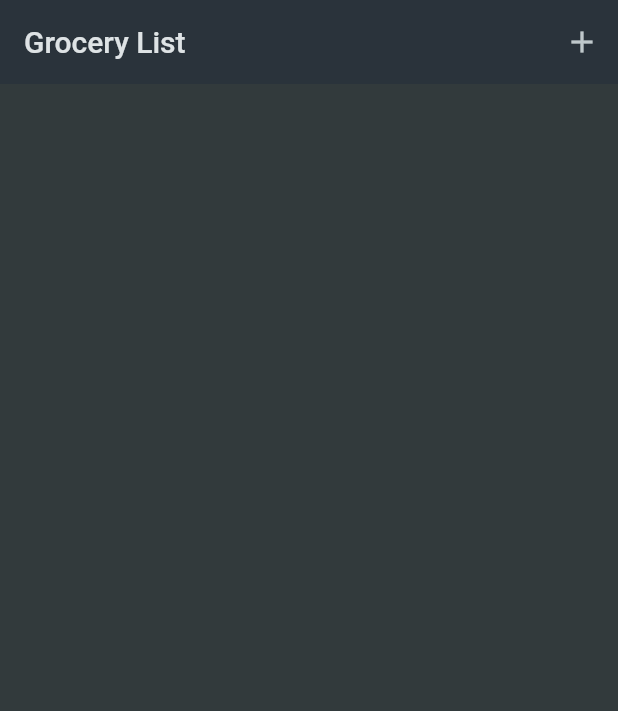
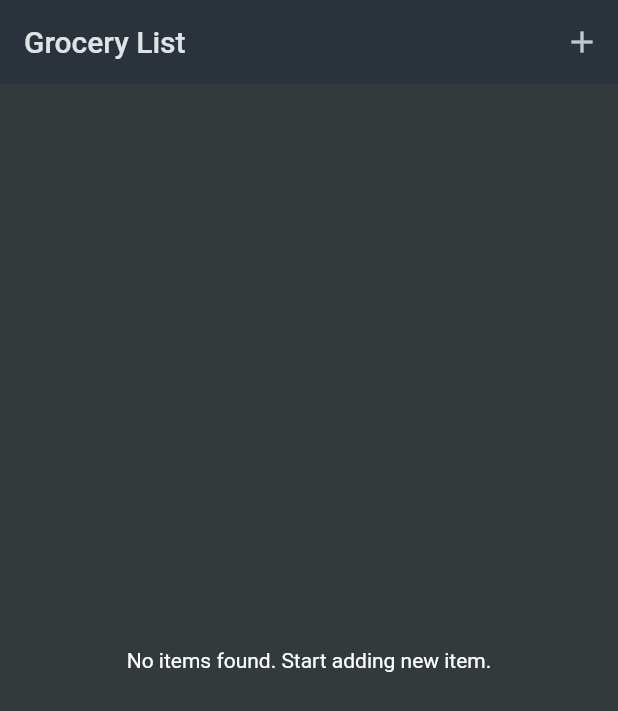
Before and after one commit to NadyaShevtsova/flutter_shopping_list, a Flutter app: the screen it shows after launch, on a phone screen of 412 x 824 dp. Shown: the top 711 px of the screen. Run offline on Flutter 3.47's test engine with Material 2 defaults, Android fonts, the phone set to English and light mode, and no system bars.

Commit message:
214. Final Challenge Solution

```diff
--- a/lib/widgets/grocery_list.dart
+++ b/lib/widgets/grocery_list.dart
@@ -29,8 +29,42 @@ class _GroceryListState extends State<GroceryList> {
     });
   }
 
+  void _removeItem(GroceryItem item) {
+    setState(() {
+      _groceryItems.remove(item);
+    });
+  }
+
+
   @override
   Widget build(BuildContext context) {
+
+    Widget content = const Center(
+      child: Text('No items found. Start adding new item.'),
+    );
+
+    if (_groceryItems.isNotEmpty) {
+      content = ListView.builder(
+        itemCount: _groceryItems.length,
+        itemBuilder: (ctx, index) => Dismissible(
+          key: ValueKey(_groceryItems[index].id),
+          onDismissed: (direction) {
+            _removeItem(_groceryItems[index]);
+          },
+          child: ListTile(
+            title: Text(_groceryItems[index].name),
+            leading: Container(
+              //to display colored box before tex
+              width: 24,
+              height: 24,
+              color: _groceryItems[index].category.color,
+            ),
+            trailing: Text(_groceryItems[index].quantity.toString()), //
+          ),
+        ),
+      );
+    }
+
     return Scaffold(
       appBar: AppBar(
         title: const Text('Grocery List'),
@@ -41,19 +75,7 @@ class _GroceryListState extends State<GroceryList> {
           )
         ],
       ),
-      body: ListView.builder(
-        itemCount: _groceryItems.length,
-        itemBuilder: (ctx, index) => ListTile(
-          title: Text(_groceryItems[index].name),
-          leading: Container(
-            //to display colored box before tex
-            width: 24,
-            height: 24,
-            color: _groceryItems[index].category.color,
-          ),
-          trailing: Text(_groceryItems[index].quantity.toString()), //
-        ),
-      ),
+      body: content,
     );
   }
 }
```
